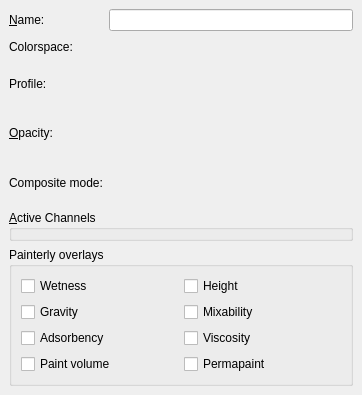
First picture: the form in krita/ui/wdglayerproperties.ui, repository KDE/krita, before the edit.
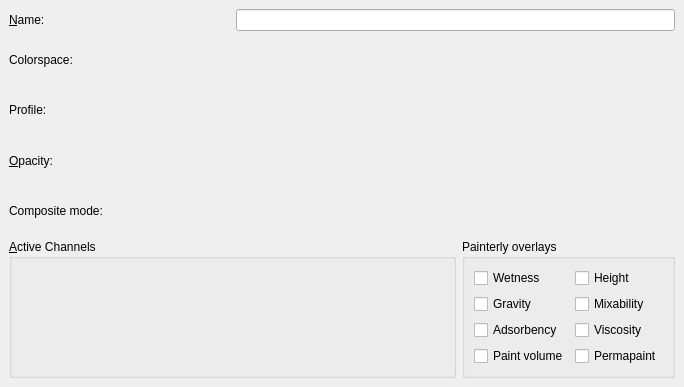
Second picture: the form after the edit. Custom widgets are drawn as their Qt base class.

Commit message: Better layout -- I only saw how bad it was after having blogged about it!

```diff
--- a/krita/ui/wdglayerproperties.ui
+++ b/krita/ui/wdglayerproperties.ui
@@ -5,8 +5,8 @@
    <rect>
     <x>0</x>
     <y>0</y>
-    <width>362</width>
-    <height>395</height>
+    <width>684</width>
+    <height>387</height>
    </rect>
   </property>
   <layout class="QGridLayout" >
@@ -16,7 +16,63 @@
    <property name="spacing" >
     <number>6</number>
    </property>
-   <item row="8" column="0" colspan="2" >
+   <item row="0" column="0" colspan="2" >
+    <widget class="QLabel" name="textLabel1" >
+     <property name="text" >
+      <string>&amp;Name:</string>
+     </property>
+     <property name="buddy" >
+      <cstring>editName</cstring>
+     </property>
+    </widget>
+   </item>
+   <item row="3" column="0" >
+    <widget class="QLabel" name="textLabel3" >
+     <property name="text" >
+      <string>&amp;Opacity:</string>
+     </property>
+     <property name="buddy" >
+      <cstring>intOpacity</cstring>
+     </property>
+    </widget>
+   </item>
+   <item row="4" column="0" colspan="3" >
+    <widget class="QLabel" name="textLabel4" >
+     <property name="text" >
+      <string>Composite mode:</string>
+     </property>
+    </widget>
+   </item>
+   <item row="4" column="3" colspan="2" >
+    <widget class="KisCmbComposite" native="1" name="cmbComposite" />
+   </item>
+   <item row="3" column="1" colspan="4" >
+    <widget class="KisIntSpinbox" native="1" name="intOpacity" />
+   </item>
+   <item row="2" column="0" >
+    <widget class="QLabel" name="textLabel1_2" >
+     <property name="text" >
+      <string>Profile:</string>
+     </property>
+    </widget>
+   </item>
+   <item row="2" column="2" colspan="3" >
+    <widget class="SqueezedComboBox" native="1" name="cmbProfile" />
+   </item>
+   <item row="1" column="2" colspan="3" >
+    <widget class="KisCmbIDList" native="1" name="cmbColorSpaces" />
+   </item>
+   <item row="0" column="2" colspan="3" >
+    <widget class="QLineEdit" name="editName" />
+   </item>
+   <item row="1" column="0" colspan="2" >
+    <widget class="QLabel" name="textLabel2" >
+     <property name="text" >
+      <string>Colorspace:</string>
+     </property>
+    </widget>
+   </item>
+   <item row="5" column="0" colspan="4" >
     <widget class="QGroupBox" name="grpActiveChannels" >
      <property name="toolTip" >
       <string>Select the set of active channels.</string>
@@ -29,7 +85,7 @@
      </property>
     </widget>
    </item>
-   <item row="9" column="0" colspan="2" >
+   <item row="5" column="4" >
     <widget class="QGroupBox" name="groupBox" >
      <property name="title" >
       <string>Painterly overlays</string>
@@ -124,62 +180,6 @@
      </layout>
     </widget>
    </item>
-   <item row="7" column="1" >
-    <widget class="KisCmbComposite" native="1" name="cmbComposite" />
-   </item>
-   <item rowspan="2" row="6" column="0" >
-    <widget class="QLabel" name="textLabel4" >
-     <property name="text" >
-      <string>Composite mode:</string>
-     </property>
-    </widget>
-   </item>
-   <item rowspan="2" row="5" column="1" >
-    <widget class="KisIntSpinbox" native="1" name="intOpacity" />
-   </item>
-   <item rowspan="2" row="4" column="0" >
-    <widget class="QLabel" name="textLabel3" >
-     <property name="text" >
-      <string>&amp;Opacity:</string>
-     </property>
-     <property name="buddy" >
-      <cstring>intOpacity</cstring>
-     </property>
-    </widget>
-   </item>
-   <item rowspan="2" row="3" column="1" >
-    <widget class="SqueezedComboBox" native="1" name="cmbProfile" />
-   </item>
-   <item rowspan="2" row="2" column="0" >
-    <widget class="QLabel" name="textLabel1_2" >
-     <property name="text" >
-      <string>Profile:</string>
-     </property>
-    </widget>
-   </item>
-   <item rowspan="2" row="1" column="1" >
-    <widget class="KisCmbIDList" native="1" name="cmbColorSpaces" />
-   </item>
-   <item row="1" column="0" >
-    <widget class="QLabel" name="textLabel2" >
-     <property name="text" >
-      <string>Colorspace:</string>
-     </property>
-    </widget>
-   </item>
-   <item row="0" column="1" >
-    <widget class="QLineEdit" name="editName" />
-   </item>
-   <item row="0" column="0" >
-    <widget class="QLabel" name="textLabel1" >
-     <property name="text" >
-      <string>&amp;Name:</string>
-     </property>
-     <property name="buddy" >
-      <cstring>editName</cstring>
-     </property>
-    </widget>
-   </item>
   </layout>
  </widget>
  <layoutdefault spacing="6" margin="11" />
```
